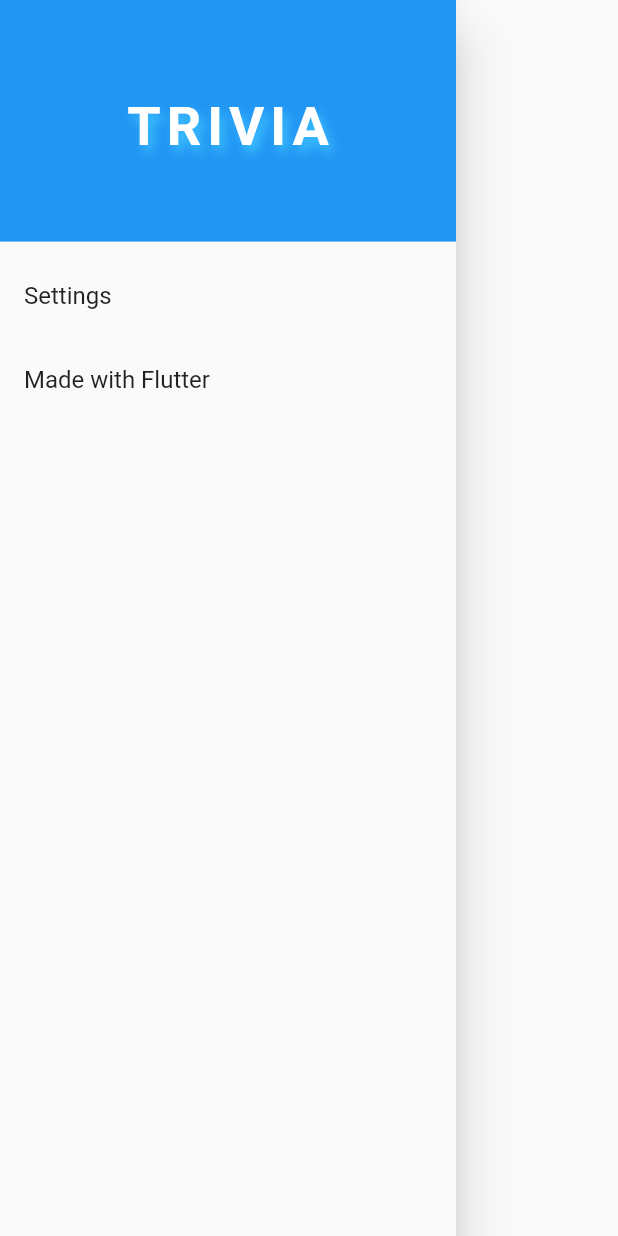
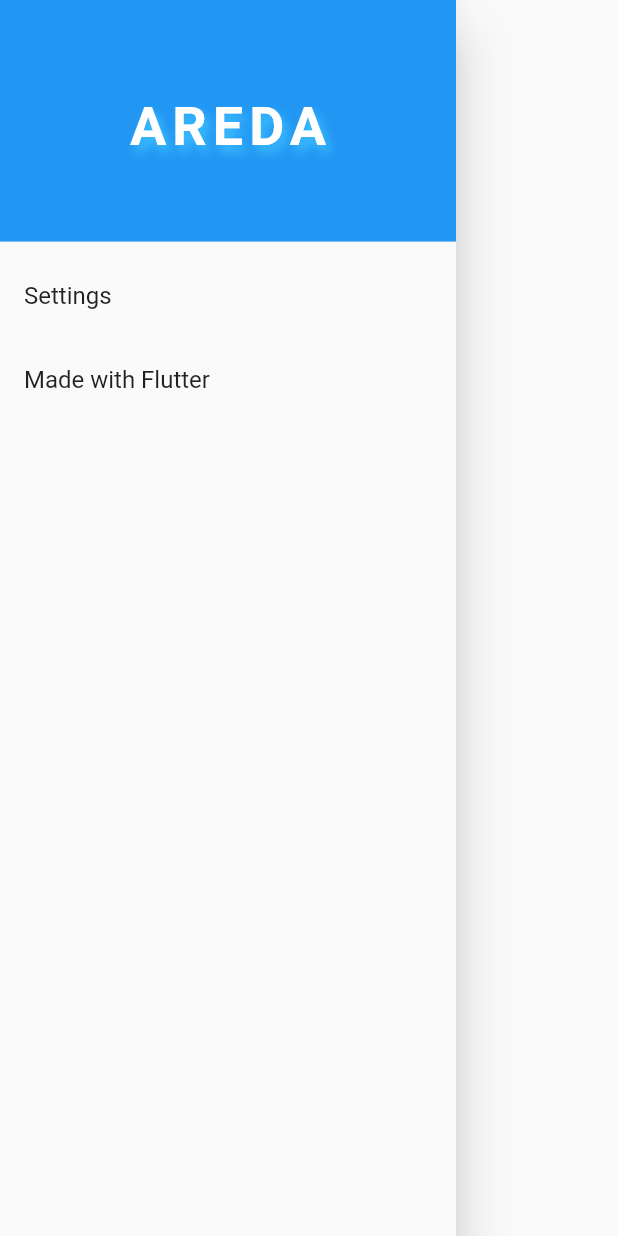
Before and after one commit to sinan-celik/QuizApp, a Flutter app: the DrawerWidget widget shown alone on an empty page, opened directly, on a phone screen of 412 x 824 dp. Run offline on Flutter 3.47's test engine with Material 2 defaults, Android fonts, the phone set to English and light mode, and no system bars; missing offline and left inert: frideos, rebuilder; statements that could not run were skipped.

Commit message:
change name

```diff
--- a/lib/src/homepage.dart
+++ b/lib/src/homepage.dart
@@ -112,7 +112,7 @@ class DrawerWidget extends StatelessWidget {
           DrawerHeader(
             child: Center(
               child: const Text(
-                'TRIVIA',
+                'AREDA',
                 style: TextStyle(
                   fontSize: 36.0,
                   fontWeight: FontWeight.w700,
--- a/lib/src/models/settings.dart
+++ b/lib/src/models/settings.dart
@@ -4,9 +4,9 @@ import 'question.dart';
 
 class Settings {
   String currentTheme;
-  ApiType apiType = ApiType.mock;
-  int countdown = 8000; // milliseconds
-  int numQuestions = 5;
+  ApiType apiType = ApiType.remote;
+  int countdown = 10000; // milliseconds
+  int numQuestions = 4;
   Category categoryChosen;
   QuestionDifficulty questionsDifficulty = QuestionDifficulty.medium;
 }
--- a/lib/src/screens/main_page.dart
+++ b/lib/src/screens/main_page.dart
@@ -32,7 +32,7 @@ class MainPage extends StatelessWidget {
                       padding: const EdgeInsets.symmetric(
                           horizontal: 28.0, vertical: 56.0),
                       child: const Text(
-                        'TRIVIA',
+                        'Areda',
                         style: TextStyle(
                           fontSize: 46.0,
                           fontWeight: FontWeight.w700,
--- a/lib/src/screens/settings_page.dart
+++ b/lib/src/screens/settings_page.dart
@@ -59,7 +59,7 @@ class _SettingsPageState extends State<SettingsPage> {
                     style: TextStyle(fontWeight: FontWeight.w500),
                   ),
                 ),
-               /* DropdownButton<MyTheme>(
+                /* DropdownButton<MyTheme>(
                   hint: const Text('Status'),
                   value: appModel.settingsModel.settings.currentTheme,
                   items: _buildThemesList(),
@@ -94,12 +94,12 @@ class _SettingsPageState extends State<SettingsPage> {
                     onChanged: appModel.settingsModel.setApiType,
                     items: [
                       const DropdownMenuItem<ApiType>(
+                        value: ApiType.remote,
+                        child: Text('Survey Api'),
+                      ),
+                      const DropdownMenuItem<ApiType>(
                         value: ApiType.mock,
                         child: Text('Demo'),
-                      ),
-                      const DropdownMenuItem<ApiType>(
-                        value: ApiType.remote,
-                        child: Text('opentdb.com'),
                       ),
                     ]),
               ],
```
